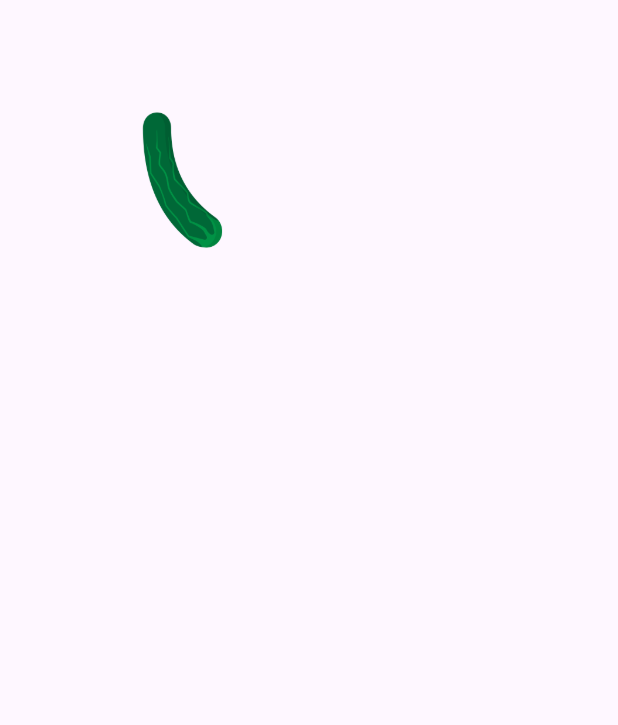
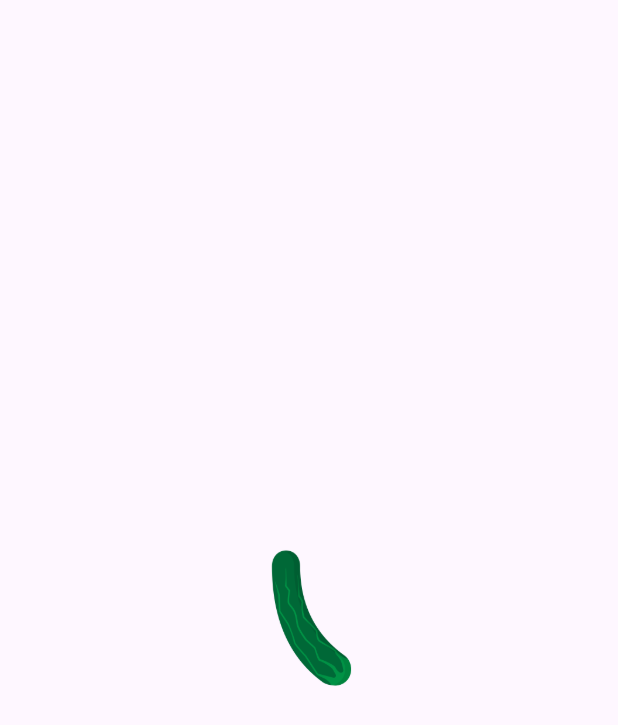
Before and after one commit to Alireza-Seif/animations, a Flutter app: the screen it shows after launch, on a phone screen of 412 x 824 dp. Shown: the top 725 px of the screen. Run offline on Flutter 3.47's test engine with Material 3 defaults, Android fonts, the phone set to English and light mode, and no system bars.

Commit message:
feat: Rotation Animation test

```diff
--- a/lib/main.dart
+++ b/lib/main.dart
@@ -1,5 +1,6 @@
 import 'package:animations/opacity_animation.dart';
 import 'package:animations/position_animation.dart';
+import 'package:animations/rotation_animation.dart';
 import 'package:flutter/material.dart';
 
 void main() {
@@ -12,7 +13,7 @@ class MainApp extends StatelessWidget {
   @override
   Widget build(BuildContext context) {
     return const MaterialApp(
-      home: PositionedAnimation()
+      home: RotaionAnimation()
     );
   }
 }
--- /dev/null
+++ b/lib/rotation_animation.dart
@@ -0,0 +1,41 @@
+import 'package:flutter/material.dart';
+
+class RotaionAnimation extends StatefulWidget {
+  const RotaionAnimation({super.key});
+
+  @override
+  State<RotaionAnimation> createState() => _RotaionAnimationState();
+}
+
+class _RotaionAnimationState extends State<RotaionAnimation> {
+  double turn = 1;
+
+  @override
+  Widget build(BuildContext context) {
+    return Scaffold(
+      body: Center(
+        child: AnimatedRotation(
+          curve: Curves.ease,
+          duration: const Duration(seconds: 5),
+          turns: 3,
+          child: GestureDetector(
+            onTap: () {
+              setState(() {
+                if (turn == 1) {
+                  turn = 2;
+                } else {
+                  turn = 1;
+                }
+              });
+            },
+            child: SizedBox(
+              height: 100,
+              width: 100,
+              child: Image.asset('assets/images/khiyar.png'),
+            ),
+          ),
+        ),
+      ),
+    );
+  }
+}
```
